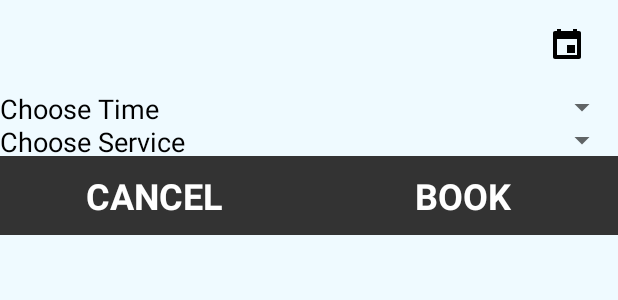
After one commit to AndreiBaetica/Chippy, an Android app: the layout dialog_make_booking.xml on its own in the app's theme, with its tools: preview values and no code run, on a phone screen of 412 x 824 dp. The commit adds this screen. Shown: the top 300 px of the screen. Run offline under Robolectric (Android 15) with nearby library versions, the phone set to English and light mode, and no system bars.

```diff
--- a/Chippy/app/src/main/java/com/example/janieamyot/chippy/Booking.java
+++ b/Chippy/app/src/main/java/com/example/janieamyot/chippy/Booking.java
@@ -77,4 +77,8 @@ public class Booking {
     public void setStartTime(Calendar startTime) {
         this.startTime = startTime;
     }
+
+    public String toString(){
+
+    }
 }
--- a/Chippy/app/src/main/java/com/example/janieamyot/chippy/HOSearchFragment.java
+++ b/Chippy/app/src/main/java/com/example/janieamyot/chippy/HOSearchFragment.java
@@ -203,7 +203,7 @@ public class HOSearchFragment extends Fragment{
             foundSPsByAvailability = dbHandler.findSPbyAvailability(day, range);
         }
         catch(JSONException e){
-
+            System.exit(0);
         }
 
         Intent intent = new Intent(getActivity(), HOSearchResults.class);
--- a/Chippy/app/src/main/java/com/example/janieamyot/chippy/ListItem.java
+++ b/Chippy/app/src/main/java/com/example/janieamyot/chippy/ListItem.java
@@ -11,6 +11,11 @@ public class ListItem {
         this.id = id;
     }
 
+    public ListItem(String title, String subTitle) {
+        this.title = title;
+        this.subTitle = subTitle;
+
+    }
     public int getId() {
         return this.id;
     }
--- /dev/null
+++ b/Chippy/app/src/main/res/layout/dialog_make_booking.xml
@@ -0,0 +1,109 @@
+<?xml version="1.0" encoding="utf-8"?>
+<RelativeLayout
+    xmlns:android="http://schemas.android.com/apk/res/android"
+    xmlns:tools="http://schemas.android.com/tools"
+    android:layout_width="match_parent"
+    android:layout_height="match_parent">
+
+
+    <LinearLayout
+        android:id="@+id/line1"
+        android:layout_width="match_parent"
+        android:layout_height="60dp"
+        android:orientation="horizontal">
+
+        <TextView
+            android:id="@+id/dateSelected"
+            android:layout_width="fill_parent"
+            android:layout_height="match_parent"
+            android:layout_weight="1"
+            android:textColor="@android:color/black"
+            android:textSize="18sp" />
+
+        <ImageButton
+            android:id="@+id/dateButton"
+            android:layout_width="fill_parent"
+            android:layout_height="match_parent"
+            android:layout_weight="5"
+            android:background="@color/colorBackground"
+            android:src="@mipmap/ic_calendar" />
+    </LinearLayout>
+
+    <LinearLayout
+        android:id="@+id/line2"
+        android:layout_width="match_parent"
+        android:layout_height="22dp"
+        android:orientation="horizontal"
+        android:layout_below="@+id/line1">
+
+        <TextView
+            android:text="Choose Time"
+            android:layout_width="fill_parent"
+            android:layout_height="match_parent"
+            android:layout_weight="1"
+            android:textColor="@android:color/black"
+            android:textSize="18sp" />
+        <Spinner
+            android:id="@+id/bookingTime"
+            android:layout_width="fill_parent"
+            android:layout_height="wrap_content"
+            android:layout_weight="1"
+            android:gravity="center_horizontal"
+            android:textSize="18sp" />
+
+
+    </LinearLayout>
+
+    <LinearLayout
+        android:id="@+id/line3"
+        android:layout_width="match_parent"
+        android:layout_height="22dp"
+        android:orientation="horizontal"
+        android:layout_below="@+id/line2">
+
+        <TextView
+            android:text="Choose Service"
+            android:layout_width="fill_parent"
+            android:layout_height="match_parent"
+            android:layout_weight="1"
+            android:textColor="@android:color/black"
+            android:textSize="18sp" />
+
+        <Spinner
+            android:id="@+id/bookingService"
+            android:layout_width="fill_parent"
+            android:layout_height="wrap_content"
+            android:layout_weight="1"
+            android:gravity="center_horizontal"
+            android:textSize="18sp" />
+    </LinearLayout>
+
+    <LinearLayout
+        android:layout_width="fill_parent"
+        android:layout_height="wrap_content"
+        android:layout_gravity="center"
+        android:layout_below="@+id/line3">
+
+        <Button
+            android:id="@+id/cancelBookingButton"
+            android:layout_width="fill_parent"
+            android:layout_height="wrap_content"
+            android:layout_weight="1"
+            android:padding="10dp"
+            android:text="CANCEL"
+            android:textSize="24sp"
+            android:textStyle="bold" />
+
+        <Button
+            android:id="@+id/saveBookingButton"
+            android:layout_width="fill_parent"
+            android:layout_height="wrap_content"
+            android:layout_weight="1"
+            android:padding="10dp"
+            android:text="BOOK"
+            android:textSize="24sp"
+            android:textStyle="bold" />
+
+    </LinearLayout>
+
+</RelativeLayout>
--- a/Chippy/app/src/main/res/layout/fragment_ho_search.xml
+++ b/Chippy/app/src/main/res/layout/fragment_ho_search.xml
@@ -34,8 +34,9 @@
                 android:layout_width="match_parent"
                 android:layout_height="wrap_content"
                 android:layout_marginBottom="10dp"
-                android:textSize="18sp"
-                android:text="Service Type" />
+                android:checked="true"
+                android:text="Service Type"
+                android:textSize="18sp" />
 
             <LinearLayout
                 android:layout_width="match_parent"
```
Also changed, not shown: Chippy/app/src/main/java/com/example/janieamyot/chippy/HOSearchResults.java (+197 -8 lines), Chippy/app/src/main/java/com/example/janieamyot/chippy/MyDBHandler.java (+14 -11 lines).
